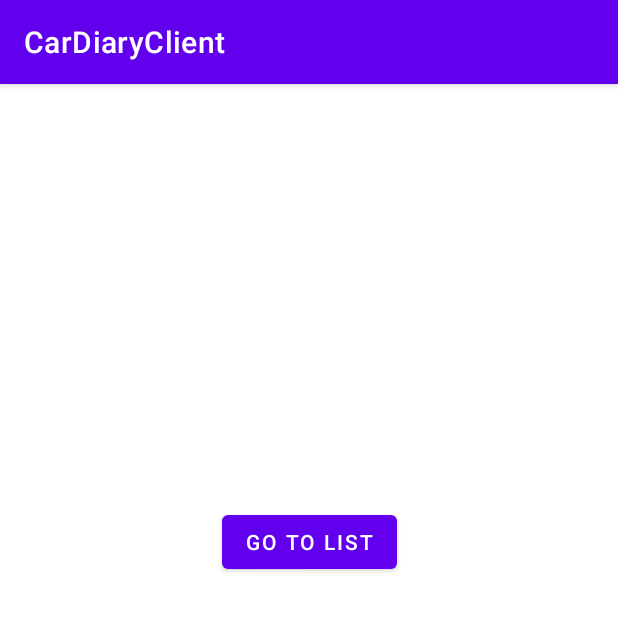
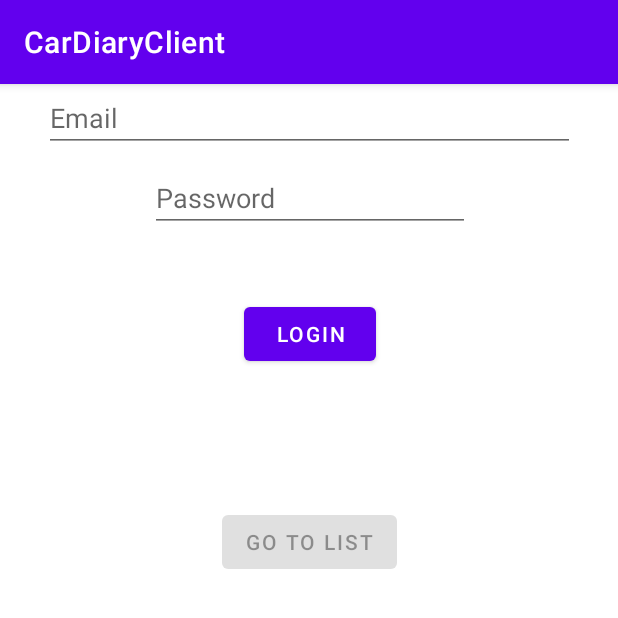
Before and after one commit to narach/CarDiaryClient, an Android app: the screen it shows after launch (MainActivity), on a phone screen of 412 x 824 dp, the top half of it. Run offline under Robolectric (Android 15) with nearby library versions, the phone set to English and light mode, and no system bars; our stand-ins replace Dagger/Hilt's generated code.

```diff
--- a/app/src/main/java/com/example/cardiaryclient/api/CarsApiHelper.kt
+++ b/app/src/main/java/com/example/cardiaryclient/api/CarsApiHelper.kt
@@ -4,5 +4,5 @@ import com.example.cardiaryclient.models.CarsData
 import retrofit2.Response
 
 interface CarsApiHelper {
-    suspend fun getCars() : Response<CarsData>
+    suspend fun getCars(authToken: String) : Response<CarsData>
 }
--- a/app/src/main/java/com/example/cardiaryclient/api/CarsApiHelperImpl.kt
+++ b/app/src/main/java/com/example/cardiaryclient/api/CarsApiHelperImpl.kt
@@ -8,8 +8,8 @@ class CarsApiHelperImpl @Inject constructor(
     private val carsApiService: CarsApiService
 ) : CarsApiHelper {
 
-    override suspend fun getCars(): Response<CarsData> {
-        return carsApiService.getCars()
+    override suspend fun getCars(authToken: String): Response<CarsData> {
+        return carsApiService.getCars(authToken)
     }
 
 }
--- a/app/src/main/java/com/example/cardiaryclient/api/CarsApiService.kt
+++ b/app/src/main/java/com/example/cardiaryclient/api/CarsApiService.kt
@@ -3,9 +3,12 @@ package com.example.cardiaryclient.api
 import com.example.cardiaryclient.models.CarsData
 import retrofit2.Response
 import retrofit2.http.GET
+import retrofit2.http.Header
 
 interface CarsApiService {
 
     @GET("cars")
-    suspend fun getCars() : Response<CarsData>
+    suspend fun getCars(
+        @Header("Authorization") authToken: String
+    ) : Response<CarsData>
 }
--- /dev/null
+++ b/app/src/main/java/com/example/cardiaryclient/dto/AuthToken.kt
@@ -0,0 +1,3 @@
+package com.example.cardiaryclient.dto
+
+data class AuthToken(val token: String)
--- /dev/null
+++ b/app/src/main/java/com/example/cardiaryclient/dto/Credentials.kt
@@ -0,0 +1,3 @@
+package com.example.cardiaryclient.dto
+
+data class Credentials(val email: String, val password: String)
--- a/app/src/main/java/com/example/cardiaryclient/ui/fragments/CarsListFragment.kt
+++ b/app/src/main/java/com/example/cardiaryclient/ui/fragments/CarsListFragment.kt
@@ -6,7 +6,7 @@ import android.view.LayoutInflater
 import android.view.View
 import android.view.ViewGroup
 import androidx.fragment.app.Fragment
-import androidx.fragment.app.viewModels
+import androidx.fragment.app.activityViewModels
 import androidx.lifecycle.Observer
 import androidx.recyclerview.widget.LinearLayoutManager
 import com.example.cardiaryclient.databinding.FragmentCarsListBinding
@@ -22,7 +22,7 @@ class CarsListFragment : Fragment() {
     private lateinit var binding: FragmentCarsListBinding
     private lateinit var carDtoAdapter: CarDtoAdapter
     private lateinit var fContext: Context
-    private val carsViewModel: CarsViewModel by viewModels()
+    private val carsViewModel: CarsViewModel by activityViewModels()
 
     override fun onAttach(context: Context) {
         super.onAttach(context)
--- a/app/src/main/res/layout/fragment_main.xml
+++ b/app/src/main/res/layout/fragment_main.xml
@@ -10,10 +10,45 @@
         android:id="@+id/btnGoToList"
         android:layout_width="wrap_content"
         android:layout_height="wrap_content"
+        android:enabled="false"
         android:text="Go To List"
         app:layout_constraintBottom_toBottomOf="parent"
         app:layout_constraintEnd_toEndOf="parent"
         app:layout_constraintHorizontal_bias="0.5"
         app:layout_constraintStart_toStartOf="parent"
         app:layout_constraintTop_toTopOf="parent" />
+
+    <EditText
+        android:id="@+id/etEmail"
+        android:layout_width="fill_parent"
+        android:layout_height="wrap_content"
+        android:ems="10"
+        android:hint="Email"
+        android:inputType="textPersonName"
+        app:layout_constraintStart_toStartOf="parent"
+        app:layout_constraintTop_toTopOf="parent" />
+
+    <EditText
+        android:id="@+id/etPassword"
+        android:layout_width="wrap_content"
+        android:layout_height="wrap_content"
+        android:layout_marginTop="8dp"
+        android:ems="10"
+        android:hint="Password"
+        android:inputType="textPersonName"
+        app:layout_constraintEnd_toEndOf="parent"
+        app:layout_constraintHorizontal_bias="0.5"
+        app:layout_constraintStart_toStartOf="parent"
+        app:layout_constraintTop_toBottomOf="@+id/etEmail" />
+
+    <Button
+        android:id="@+id/btnLogin"
+        android:layout_width="wrap_content"
+        android:layout_height="wrap_content"
+        android:layout_marginTop="44dp"
+        android:text="Login"
+        app:layout_constraintEnd_toEndOf="parent"
+        app:layout_constraintHorizontal_bias="0.5"
+        app:layout_constraintStart_toStartOf="parent"
+        app:layout_constraintTop_toBottomOf="@+id/etPassword" />
 </androidx.constraintlayout.widget.ConstraintLayout>
```
Also changed, not shown: app/build.gradle (+4 -4 lines), app/src/main/java/com/example/cardiaryclient/api/AuthService.kt (added, +15 -0 lines), app/src/main/java/com/example/cardiaryclient/di/AppModule.kt (+8 -3 lines), app/src/main/java/com/example/cardiaryclient/repositories/CarsRepository.kt (+8 -2 lines), app/src/main/java/com/example/cardiaryclient/ui/fragments/MainFragment.kt (+33 -0 lines), app/src/main/java/com/example/cardiaryclient/ui/viewmodels/CarsViewModel.kt (+33 -7 lines).
